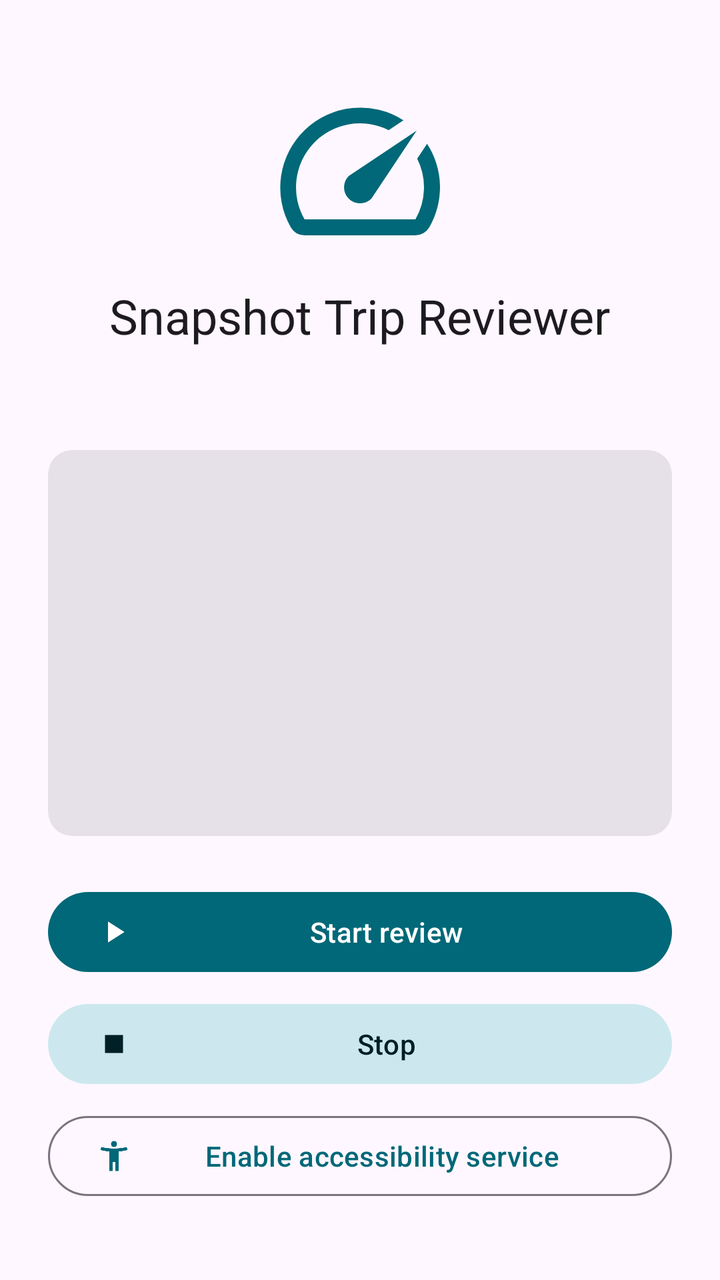
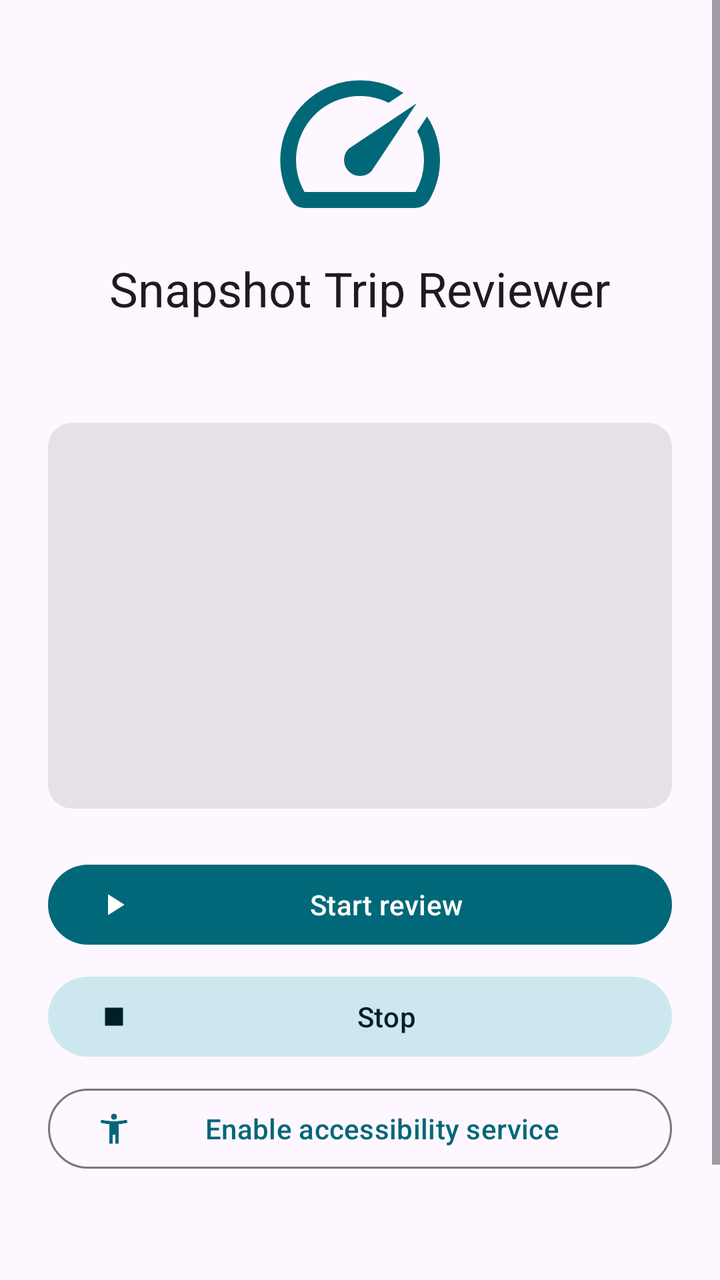

The first picture is an Android layout as it rendered before a commit; the second is the same layout after the commit. The layout source and the unified diff follow.
<!-- AndroidManifest.xml: application theme Theme.SnapshotReviewer -->
<!-- res/layout/activity_main.xml -->
<?xml version="1.0" encoding="utf-8"?>
<ScrollView xmlns:android="http://schemas.android.com/apk/res/android"
    xmlns:app="http://schemas.android.com/apk/res-auto"
    android:layout_width="match_parent"
    android:layout_height="match_parent"
    android:fillViewport="true"
    android:fitsSystemWindows="true">

    <LinearLayout
        android:layout_width="match_parent"
        android:layout_height="wrap_content"
        android:gravity="center"
        android:orientation="vertical"
        android:padding="24dp">

        <ImageView
            android:layout_width="96dp"
            android:layout_height="96dp"
            android:layout_marginBottom="8dp"
            android:contentDescription="@null"
            android:src="@drawable/ic_speed"
            app:tint="?attr/colorPrimary" />

        <TextView
            android:layout_width="wrap_content"
            android:layout_height="wrap_content"
            android:text="@string/app_name"
            android:textAppearance="?attr/textAppearanceHeadlineSmall" />

        <TextView
            android:id="@+id/service_text"
            android:layout_width="wrap_content"
            android:layout_height="wrap_content"
            android:layout_marginTop="8dp"
            android:gravity="center"
            android:textAppearance="?attr/textAppearanceBodyMedium" />

        <com.google.android.material.card.MaterialCardView
            style="@style/Widget.Material3.CardView.Filled"
            android:layout_width="match_parent"
            android:layout_height="wrap_content"
            android:layout_marginTop="24dp">

            <LinearLayout
                android:layout_width="match_parent"
                android:layout_height="wrap_content"
                android:orientation="vertical"
                android:padding="16dp">

                <TextView
                    android:id="@+id/run_status"
                    android:layout_width="match_parent"
                    android:layout_height="wrap_content"
                    android:layout_marginBottom="16dp"
                    android:textAppearance="?attr/textAppearanceTitleMedium" />

                <LinearLayout
                    android:layout_width="match_parent"
                    android:layout_height="wrap_content"
                    android:orientation="horizontal">

                    <include
                        android:id="@+id/tile_processed"
                        layout="@layout/stat_tile"
                        android:layout_width="0dp"
                        android:layout_height="wrap_content"
                        android:layout_weight="1" />

                    <include
                        android:id="@+id/tile_changed"
                        layout="@layout/stat_tile"
                        android:layout_width="0dp"
                        android:layout_height="wrap_content"
                        android:layout_weight="1" />
                </LinearLayout>

                <LinearLayout
                    android:layout_width="match_parent"
                    android:layout_height="wrap_content"
                    android:layout_marginTop="16dp"
                    android:orientation="horizontal">

                    <include
                        android:id="@+id/tile_skipped"
                        layout="@layout/stat_tile"
                        android:layout_width="0dp"
                        android:layout_height="wrap_content"
                        android:layout_weight="1" />

                    <include
                        android:id="@+id/tile_elapsed"
                        layout="@layout/stat_tile"
                        android:layout_width="0dp"
                        android:layout_height="wrap_content"
                        android:layout_weight="1" />
                </LinearLayout>
            </LinearLayout>
        </com.google.android.material.card.MaterialCardView>

        <com.google.android.material.button.MaterialButton
            android:id="@+id/start_button"
            android:layout_width="match_parent"
            android:layout_height="wrap_content"
            android:layout_marginTop="24dp"
            android:text="@string/start_review"
            app:icon="@drawable/ic_play" />

        <com.google.android.material.button.MaterialButton
            android:id="@+id/stop_button"
            style="@style/Widget.Material3.Button.TonalButton"
            android:layout_width="match_parent"
            android:layout_height="wrap_content"
            android:layout_marginTop="8dp"
            android:text="@string/stop"
            app:icon="@drawable/ic_stop" />

        <com.google.android.material.button.MaterialButton
            android:id="@+id/enable_button"
            style="@style/Widget.Material3.Button.OutlinedButton"
            android:layout_width="match_parent"
            android:layout_height="wrap_content"
            android:layout_marginTop="8dp"
            android:text="@string/enable_service"
            app:icon="@drawable/ic_accessibility" />
    </LinearLayout>
</ScrollView>
<!-- res/layout/stat_tile.xml (included above) -->
<?xml version="1.0" encoding="utf-8"?>
<LinearLayout xmlns:android="http://schemas.android.com/apk/res/android"
    android:layout_width="match_parent"
    android:layout_height="wrap_content"
    android:orientation="vertical">

    <TextView
        android:id="@+id/stat_value"
        android:layout_width="wrap_content"
        android:layout_height="wrap_content"
        android:textAppearance="?attr/textAppearanceHeadlineMedium" />

    <TextView
        android:id="@+id/stat_label"
        android:layout_width="wrap_content"
        android:layout_height="wrap_content"
        android:textAppearance="?attr/textAppearanceBodySmall" />
</LinearLayout>
<!-- resources referenced by this layout -->
<resources>
  <!-- drawable ic_accessibility (drawable) -->
  <vector xmlns:android="http://schemas.android.com/apk/res/android"
      android:width="24dp"
      android:height="24dp"
      android:viewportWidth="24"
      android:viewportHeight="24">
      <path
          android:fillColor="?attr/colorControlNormal"
          android:pathData="M20.5,6c-2.61,0.7 -5.67,1 -8.5,1s-5.89,-0.3 -8.5,-1L3,8c1.86,0.5 4,0.83 6,1v13h2v-6h2v6h2V9c2,-0.17 4.14,-0.5 6,-1l-0.5,-2zM12,6c1.1,0 2,-0.9 2,-2s-0.9,-2 -2,-2 -2,0.9 -2,2 0.9,2 2,2z" />
  </vector>
  <!-- drawable ic_play (drawable) -->
  <vector xmlns:android="http://schemas.android.com/apk/res/android"
      android:width="24dp"
      android:height="24dp"
      android:viewportWidth="24"
      android:viewportHeight="24">
      <path
          android:fillColor="?attr/colorControlNormal"
          android:pathData="M8,5v14l11,-7z" />
  </vector>
  <!-- drawable ic_speed (drawable) -->
  <vector xmlns:android="http://schemas.android.com/apk/res/android"
      android:width="24dp"
      android:height="24dp"
      android:viewportWidth="24"
      android:viewportHeight="24">
      <path
          android:fillColor="?attr/colorControlNormal"
          android:pathData="M20.38,8.57l-1.23,1.85a8,8 0,0 1,-0.22 7.58H5.07A8,8 0,0 1,15.58 6.85l1.85,-1.23A10,10 0,0 0,3.35 19a2,2 0,0 0,1.72 1h13.85a2,2 0,0 0,1.74 -1,10 10,0 0,0 -0.27,-10.44zM10.59,15.41a2,2 0,0 0,2.83 0l5.66,-8.49 -8.49,5.66a2,2 0,0 0,0 2.83z" />
  </vector>
  <!-- drawable ic_stop (drawable) -->
  <vector xmlns:android="http://schemas.android.com/apk/res/android"
      android:width="24dp"
      android:height="24dp"
      android:viewportWidth="24"
      android:viewportHeight="24">
      <path
          android:fillColor="?attr/colorControlNormal"
          android:pathData="M6,6h12v12H6z" />
  </vector>
  <string name="app_name">Snapshot Trip Reviewer</string>
  <string name="enable_service">Enable accessibility service</string>
  <string name="start_review">Start review</string>
  <string name="stop">Stop</string>
  <style name="Theme.SnapshotReviewer" parent="Theme.Material3.DayNight.NoActionBar">
          <item name="colorPrimary">@color/primary</item>
          <item name="colorOnPrimary">@color/on_primary</item>
          <item name="colorSecondaryContainer">@color/secondary_container</item>
          <item name="colorOnSecondaryContainer">@color/on_secondary_container</item>
          <item name="android:windowLightStatusBar">true</item>
          <item name="android:windowLightNavigationBar">true</item>
      </style>
  <color name="primary">#006878</color>
  <color name="on_primary">#FFFFFF</color>
  <color name="secondary_container">#CCE8EE</color>
  <color name="on_secondary_container">#001F26</color>
</resources>

<!-- the commit's change to res/layout/activity_main.xml (unified diff, before → after) -->
@@ -122,6 +122,22 @@
             android:layout_marginTop="8dp"
             android:text="@string/enable_service"
             app:icon="@drawable/ic_accessibility" />
+
+        <TextView
+            android:id="@+id/update_text"
+            android:layout_width="wrap_content"
+            android:layout_height="wrap_content"
+            android:layout_marginTop="24dp"
+            android:gravity="center"
+            android:textAppearance="?attr/textAppearanceBodyMedium" />
+
+        <com.google.android.material.button.MaterialButton
+            android:id="@+id/update_button"
+            style="@style/Widget.Material3.Button.TextButton"
+            android:layout_width="wrap_content"
+            android:layout_height="wrap_content"
+            android:text="@string/check_updates"
+            app:icon="@drawable/ic_refresh" />
     </LinearLayout>
 </ScrollView>
 <!-- res/layout/stat_tile.xml (included above) -->
<!-- resource entries referenced after the edit -->
@@ -20,6 +20,16 @@
           android:fillColor="?attr/colorControlNormal"
           android:pathData="M8,5v14l11,-7z" />
   </vector>
+  <!-- drawable ic_refresh (drawable) -->
+  <vector xmlns:android="http://schemas.android.com/apk/res/android"
+      android:width="24dp"
+      android:height="24dp"
+      android:viewportWidth="24"
+      android:viewportHeight="24">
+      <path
+          android:fillColor="?attr/colorControlNormal"
+          android:pathData="M17.65,6.35A7.958,7.958 0,0 0,12 4c-4.42,0 -7.99,3.58 -7.99,8s3.57,8 7.99,8c3.73,0 6.84,-2.55 7.73,-6h-2.08A5.99,5.99 0,0 1,12 18c-3.31,0 -6,-2.69 -6,-6s2.69,-6 6,-6c1.66,0 3.14,0.69 4.22,1.78L13,11h7V4l-2.35,2.35z" />
+  </vector>
   <!-- drawable ic_speed (drawable) -->
   <vector xmlns:android="http://schemas.android.com/apk/res/android"
       android:width="24dp"
@@ -41,6 +51,7 @@
           android:pathData="M6,6h12v12H6z" />
   </vector>
   <string name="app_name">Snapshot Trip Reviewer</string>
+  <string name="check_updates">Check for updates</string>
   <string name="enable_service">Enable accessibility service</string>
   <string name="start_review">Start review</string>
   <string name="stop">Stop</string>
